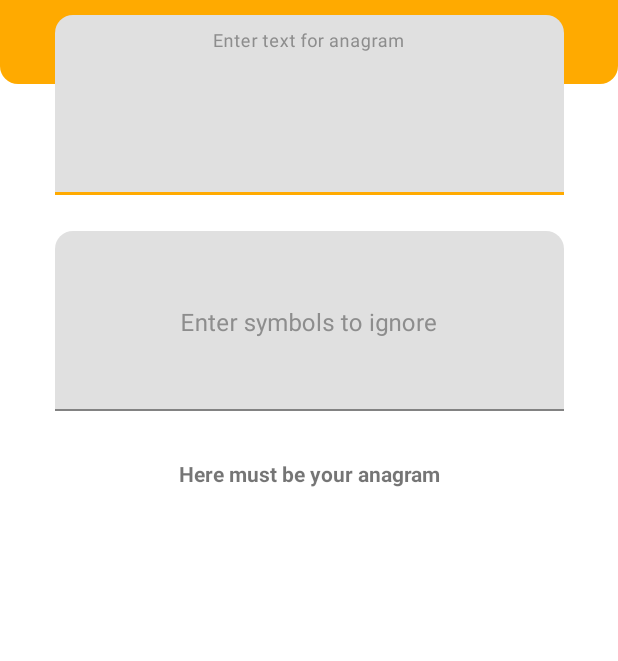
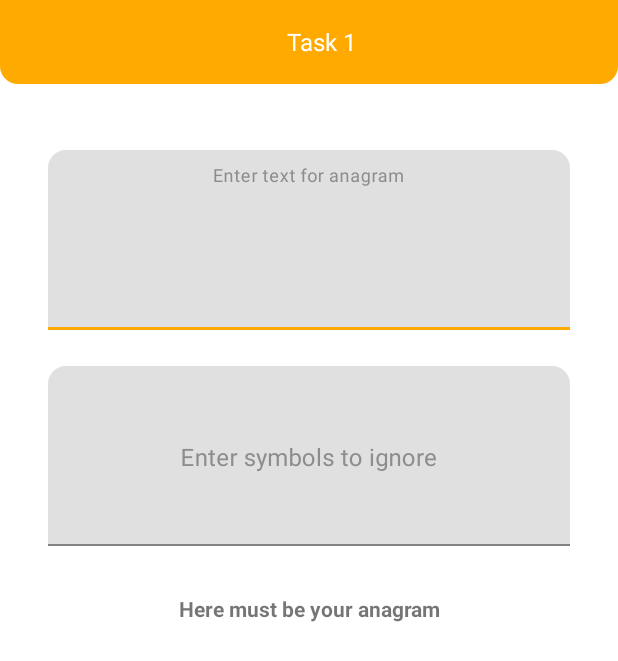
Before and after one commit to Sha-fran/Anagram, an Android app: the screen it shows after launch (MainActivity), on a phone screen of 412 x 824 dp. Shown: the top 661 px of the screen. Run offline under Robolectric (Android 15) with nearby library versions, the phone set to English and light mode, and no system bars.

```diff
--- a/app/src/main/res/layout/activity_main.xml
+++ b/app/src/main/res/layout/activity_main.xml
@@ -36,11 +36,9 @@
 
     <com.google.android.material.textfield.TextInputLayout
         android:id="@+id/textInputLayotForAnagram"
-            android:layout_width="403dp"
+        android:layout_width="match_parent"
         android:layout_height="120dp"
-            android:layout_marginStart="32dp"
-            android:layout_marginTop="10dp"
-            android:layout_marginEnd="32dp"
+        android:layout_marginTop="100dp"
         android:hint="@string/enter_text_for_anagram"
         android:textColorHint="#8D8D8D"
         app:boxCornerRadiusTopEnd="12dp"
@@ -64,11 +62,9 @@
 
     <com.google.android.material.textfield.TextInputLayout
         android:id="@+id/filterInputlayot"
-            android:layout_width="403dp"
+        android:layout_width="match_parent"
         android:layout_height="120dp"
-            android:layout_marginStart="32dp"
         android:layout_marginTop="24dp"
-            android:layout_marginEnd="32dp"
         android:textColorHint="#8D8D8D"
         app:boxCornerRadiusTopEnd="12dp"
         app:boxCornerRadiusTopStart="12dp"
```
Also changed, not shown: app/src/main/java/com/example/task1/TextConvertToAnagram.java (+23 -25 lines). Lines whose indentation alone changed are shown as unchanged.
